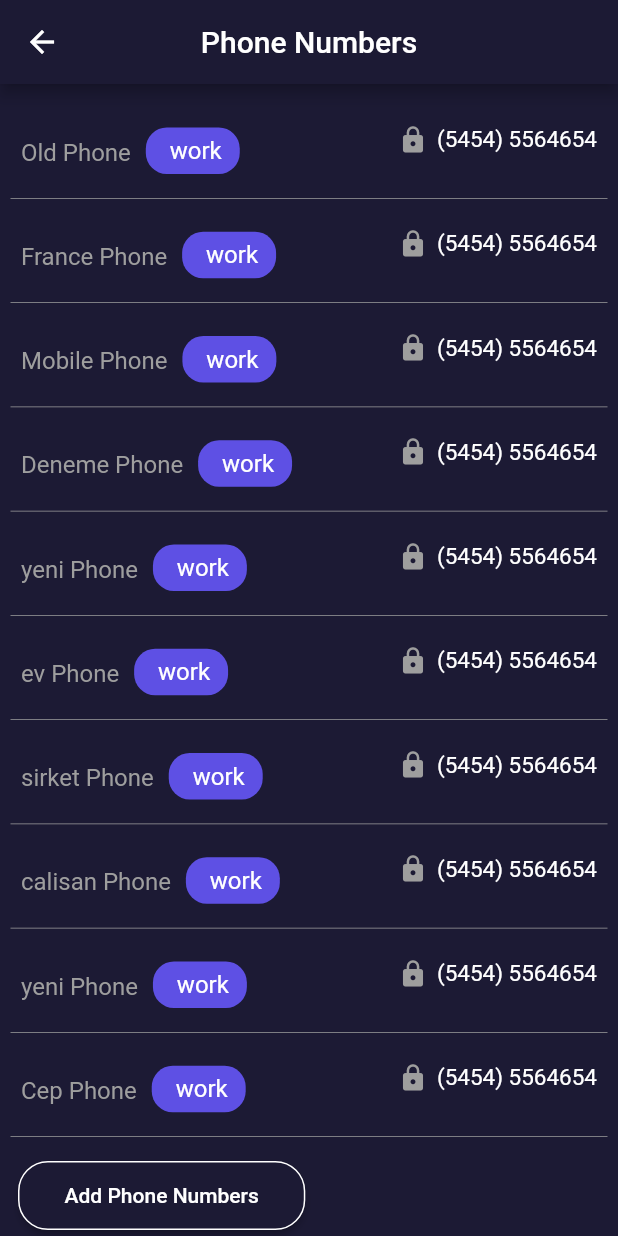
After one commit to serkon/intern, a Flutter app: the PhoneCall screen opened by its route, on a phone screen of 412 x 824 dp. The commit adds this screen. Run offline on Flutter 3.47's test engine with Material 2 defaults, Android fonts, the phone set to English and light mode, and no system bars; drawn by our look-alikes of flutter_slidable; our stand-ins replace shared_preferences; missing offline and left inert: encrypt; accounts and stored records are empty.

Commit message:
profil kısmındaki call ve e-mail butonlarını entegre ettim

```diff
--- a/lib/config/route_constants.dart
+++ b/lib/config/route_constants.dart
@@ -3,4 +3,6 @@ class RouteConstants {
   static final String welcomeScreenRoute = "/welcome";
   static final String loginScreenRoute = "/login";
   static final String employeeInfoScreenRoute = "$authedRoutesPath/employee_info";
+  static final String employeeInfoPhoneScreenRoute = "$authedRoutesPath/employee_info/phone";
+  static final String employeeInfoMailScreenRoute = "$authedRoutesPath/employee_info/mail";
 }
--- a/lib/util/route_handler.dart
+++ b/lib/util/route_handler.dart
@@ -1,7 +1,9 @@
 import 'package:flutter/material.dart';
 import 'package:flutter_login/config/route_constants.dart';
+import 'package:flutter_login/widget/stateful/email_menu.dart';
 import 'package:flutter_login/widget/stateful/employee_info_screen.dart';
 import 'package:flutter_login/widget/stateful/login_screen.dart';
+import 'package:flutter_login/widget/stateful/phone_call.dart';
 import 'package:flutter_login/widget/stateful/welcome_screen.dart';
 
 class RouteHandler {
@@ -9,5 +11,7 @@ class RouteHandler {
     RouteConstants.welcomeScreenRoute: (BuildContext context) => WelcomeScreen(),
     RouteConstants.loginScreenRoute: (BuildContext context) => LoginScreen(),
     RouteConstants.employeeInfoScreenRoute: (BuildContext context) => EmployeeInfoScreen(),
+    RouteConstants.employeeInfoMailScreenRoute: (BuildContext context) => emailButton(),
+    RouteConstants.employeeInfoPhoneScreenRoute: (BuildContext context) => PhoneCall(),
   };
 }
--- /dev/null
+++ b/lib/widget/stateful/phone_call.dart
@@ -0,0 +1,43 @@
+import 'package:flutter/material.dart';
+import 'package:flutter_login/widget/stateful/phone_menu.dart';
+
+class PhoneCall extends StatelessWidget {
+  final List<String> entries = <String>[
+    'Old',
+    'France',
+    'Mobile',
+    'Deneme',
+    'yeni',
+    'ev',
+    'sirket',
+    'calisan',
+    'yeni',
+    'Cep'
+  ];
+
+  @override
+  Widget build(BuildContext context) {
+    var heightt = MediaQuery.of(context).size.height;
+    // TODO: implement build
+    return Scaffold(
+      backgroundColor: Color(0xFF1c1a34),
+      appBar: AppBar(
+        title: Text(
+          "Phone Numbers",
+        ),
+        centerTitle: true,
+        backgroundColor: Color(0xFF1c1a34),
+      ),
+      body: Container(
+        child: ListView.builder(
+          padding: const EdgeInsets.all(7.0),
+          itemCount: entries.length + 1,
+          //itemExtent: 70,
+          itemBuilder: (BuildContext context, int index) {
+            return CustomListItemPhone(entries, index);
+          },
+        ),
+      ),
+    );
+  }
+}
--- /dev/null
+++ b/lib/widget/stateful/phone_menu.dart
@@ -0,0 +1,162 @@
+import 'package:flutter/material.dart';
+import 'package:flutter_slidable/flutter_slidable.dart';
+
+class CustomListItemPhone extends StatelessWidget {
+  List<String> phoneList;
+  int index;
+
+  CustomListItemPhone(List<String> entries, int index, {Key key}) : super(key: key) {
+    this.phoneList = entries;
+    this.index = index;
+  }
+
+  int secim = 1, security = 1;
+
+  @override
+  Widget build(BuildContext context) {
+    var heightt = MediaQuery.of(context).size.height / 100;
+    // TODO: implement build
+    if (index == phoneList.length) {
+      return Container(
+          alignment: Alignment.centerLeft,
+          child: Container(
+            color: Color(0xFF1c1a34),
+            child: Padding(
+                padding: const EdgeInsets.only(top: 15.0, left: 5),
+                child: SizedBox(
+                  //height: 40,   bu boyutları verirsek aşırı ufak boyutta oluyor yazı sığmıyor.
+                  //width: 151,
+                  child: RaisedButton(
+                    child: Padding(
+                      padding: const EdgeInsets.only(
+                          left: 15, right: 15, top: 15, bottom: 15),
+                      child: Text(
+                        "Add Phone Numbers",
+                        style: TextStyle(color: Colors.white, fontSize: 14),
+                      ),
+                    ),
+                    color: Color(0xFF1c1a34),
+                    shape: RoundedRectangleBorder(
+                        side: BorderSide(color: Color(0xFFffffff)),
+                        borderRadius: BorderRadius.circular(20)),
+                    onPressed: () {
+                      /*
+                  Navigator.push(context,
+                      MaterialPageRoute(builder: (context) => AddNumbers())); */
+                    },
+                  ),
+                )),
+          ));
+    } else {
+      return Column(
+        children: <Widget>[
+          Slidable(
+            actionPane: SlidableScrollActionPane(),
+            actionExtentRatio: 0.25,
+            child: Container(
+              height: 69, //heightt / (100 / 1100), // Cardlar arası boyut
+              child: Column(
+                children: <Widget>[
+                  Container(
+                    width: double.infinity,
+                    //color: Colors.red,
+                    child: Padding(
+                      padding: const EdgeInsets.all(7.0),
+                      child: Row(
+                        mainAxisAlignment: MainAxisAlignment.spaceBetween,
+                        children: <Widget>[
+                          Row(
+                            children: <Widget>[
+                              Container(
+                                child: Padding(
+                                  padding:
+                                      const EdgeInsets.only(left: 0, top: 17),
+                                  child: Text(
+                                    '${phoneList[index]} Phone',
+                                    style: TextStyle(
+                                        color: Colors.grey, fontSize: 16),
+                                  ),
+                                ),
+                              ),
+                              Padding(
+                                padding: const EdgeInsets.only(
+                                    left: 10.0, top: 15.0),
+                                child: Container(
+                                  child: Padding(
+                                    padding:
+                                        const EdgeInsets.fromLTRB(12, 6, 12, 6),
+                                    child: secim == 1
+                                        ? Text(" work",
+                                            style: TextStyle(
+                                                color: Colors.white,
+                                                fontSize: 16))
+                                        : Text("Home",
+                                            style: TextStyle(
+                                                color: Colors.white,
+                                                fontSize: 16)),
+                                  ),
+                                  decoration: BoxDecoration(
+                                    borderRadius:
+                                        BorderRadius.all(Radius.circular(14)),
+                                    color: Color(0xFF5e50e4),
+                                  ),
+                                ),
+                              ),
+                            ],
+                          ),
+                          Row(
+                            children: <Widget>[
+                              security == 1
+                                  ? Padding(
+                                  padding:
+                                  const EdgeInsets.only(right: 6.0),
+                                  child: Container(
+                                    child: Icon(
+                                      Icons.lock,
+                                      color: Colors.grey,
+                                      size: 20,
+                                    ),
+                                  ))
+                                  : Padding(
+                                  padding:
+                                  const EdgeInsets.only(right: 6.0),
+                                  child: Container()),
+                              Container(
+                                child: Text(
+                                  "(5454) 5564654",
+                                  style: TextStyle(
+                                      color: Colors.white, fontSize: 15),
+                                ),
+                              ),
+                            ],
+                          )
+                        ],
+                      ),
+                    ),
+                  ),
+                ],
+              ),
+            ),
+            secondaryActions: <Widget>[
+              //sola istenirse action: yap
+              IconSlideAction(
+                  color: Colors.green.shade500,
+                  foregroundColor: Colors.white,
+                  icon: Icons.call,
+                  onTap: () {
+                    Scaffold.of(context).showSnackBar(SnackBar(
+                      content: Text("${phoneList[index]} Phone Aranıyor..."),
+                      duration: Duration(milliseconds: 500),
+                    ));
+                  }),
+            ],
+          ),
+          Container(
+            color: Colors.grey,
+            height: 0.5,
+          ),
+        ],
+      );
+    }
+  }
+}
--- a/pubspec.yaml
+++ b/pubspec.yaml
@@ -21,6 +21,7 @@ dependencies:
     sdk: flutter
   flutter_localizations:
     sdk: flutter
+  flutter_slidable: "^0.5.3"
   http: ^0.12.0
   cupertino_icons: ^0.1.2
   encrypt: ^3.2.0
```
Also changed, not shown: lib/widget/stateful/custom_list_item.dart (added, +158 -0 lines), lib/widget/stateful/email_menu.dart (added, +32 -0 lines), lib/widget/stateless/blur_img.dart (+7 -1 lines), pubspec.lock.
